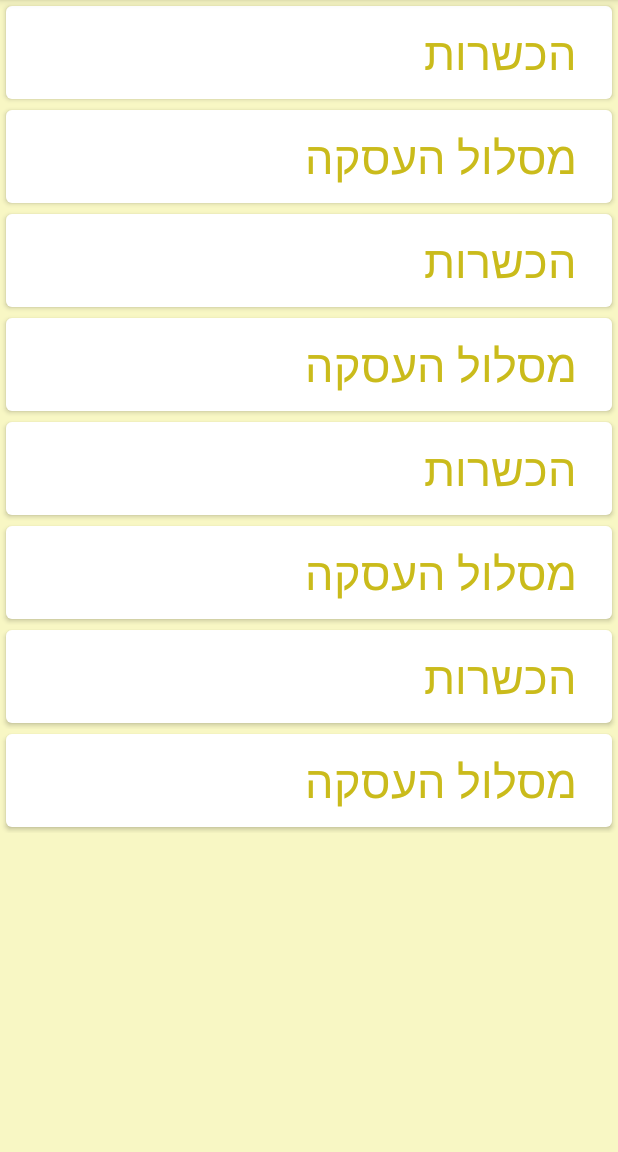
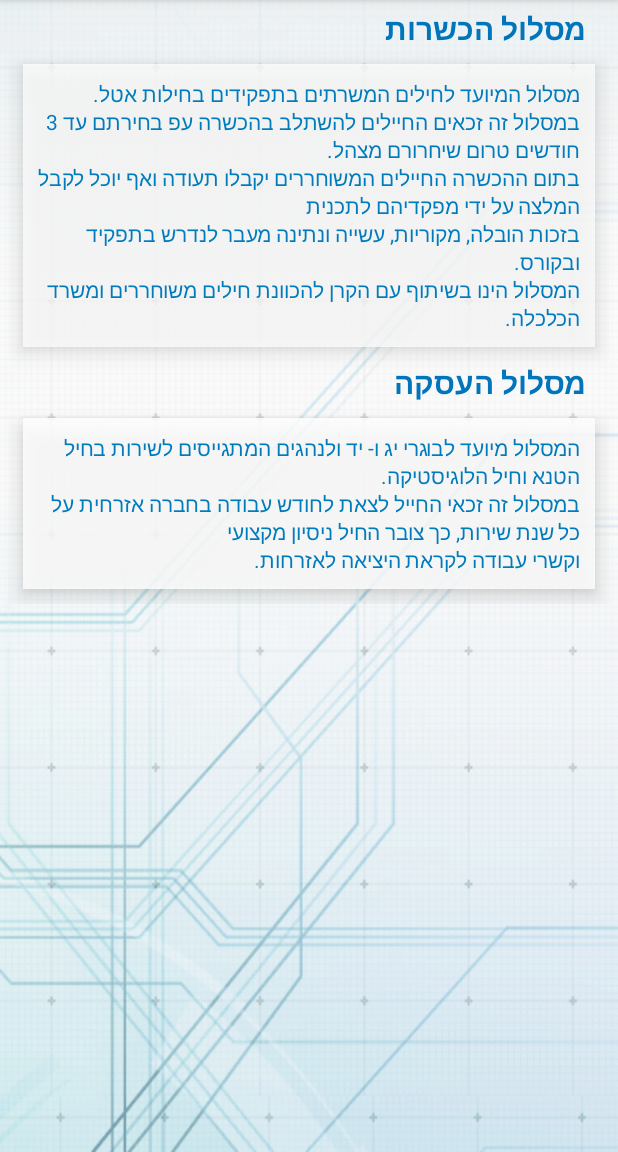
Before and after one commit to Tene-Developer-Unit/TechnologiaAndAhzaka, an Android app: the fragment MiktzoaMaslulimFragment placed in its activity, in the options menu, after a tap on "appinfo", on a phone screen of 412 x 824 dp, the part 84-1236 px from its top. Run offline under Robolectric (Android 15) with nearby library versions, the phone set to English and light mode, and no system bars; our stand-ins replace Firebase (no records; nobody signed in at launch, a user with empty details on screens opened directly), Picasso; pictures from the network do not load.

Commit message:
שינוי מסך המסלולים של מקצוע לחיים למסך מעוצב יותר עם כרטיסים כמו כן הוספת טקסט למען השינוי בstring.xml ושינויים קלים של העיצוב בstyle.xml

```diff
--- a/app/src/main/java/com/ezra/elon/technologiaandahzaka/Fragments/MiktzoaMaslulimFragment.java
+++ b/app/src/main/java/com/ezra/elon/technologiaandahzaka/Fragments/MiktzoaMaslulimFragment.java
@@ -40,81 +40,22 @@ FragmentTransaction ft;
     public View onCreateView(LayoutInflater inflater, ViewGroup container,
                              Bundle savedInstanceState) {
         View rootview;
-        rootview = inflater.inflate(R.layout.listview_fragment, container, false);
-
-        JsontoArrayList();
-        ListView listView = (ListView) rootview.findViewById(R.id.list_view_id);
+        rootview = inflater.inflate(R.layout.miktoa_maslulim, container, false);
 
 
-        String  maslulimName [] = MaslulimNameToStringArray();
 
 
-        listView.setAdapter(new CostumeAddapter(getActivity().getBaseContext(),maslulimName));
 
-
-        listView.setOnItemClickListener(new AdapterView.OnItemClickListener() {
-            @Override
-            public void onItemClick(AdapterView<?> adapterView, View view, int i, long l) {
-                //ft = getActivity().getSupportFragmentManager().beginTransaction();
-                Fragment fragment = new DisplayInfoFragment();//.setArrayList_holder(holderTITArrayList.get(i));
-                Bundle bundle = new Bundle();
-                bundle.putParcelable("holderer",holderTITArrayList.get(i));
-                fragment.setArguments(bundle);
-
-                ft = getActivity().getSupportFragmentManager().beginTransaction();
-
-                ft.replace(R.id.frame_layout,fragment);
-
-                ft.addToBackStack(null);
-
-                ft.commit();
-
-            }
-
-        });
         return  rootview;
 
 
     }
 
-    public void JsontoArrayList()
-    {
-
-
-        try {
-            JSONObject root = new JSONObject(Asistent.loadJSONFromAsset((getActivity().getBaseContext()), "jsonFiles/miktzoa.json"));
-
-                JSONArray maslulim = root.getJSONArray("maslulim");
-                String name;
-                String url;
-                for(int i = 0; i< maslulim.length(); i++)
-                {
-                    JSONObject maslul = maslulim.getJSONObject(i);//get single object
-                    holderTITArrayList.add(new HolderTIT(maslul.getString("name"),maslul.getString("videoUrl"),maslul.getString("textPath")));
-
-                    Log.i("JsonToArryList",maslul.getString("name"));
-                }
-
-        }catch(JSONException e){
-            e.printStackTrace();
-        }
-    }
 
 
 
-    private String[] MaslulimNameToStringArray()
-    {
-        int sizearray = holderTITArrayList.size();
 
-        String [] arr = new String[sizearray];
 
-        for (int i = 0; i< sizearray;i++)
-        {
-            arr[i] = holderTITArrayList.get(i).getMaslulName();
-        }
-
-        return arr;
-    }
 
 
 }
--- /dev/null
+++ b/app/src/main/res/layout/miktoa_maslulim.xml
@@ -0,0 +1,66 @@
+<?xml version="1.0" encoding="utf-8"?>
+<LinearLayout xmlns:android="http://schemas.android.com/apk/res/android"
+    android:orientation="vertical" android:layout_width="match_parent"
+    android:layout_height="match_parent"
+    android:background="@drawable/mikbg"
+    >
+
+    <ScrollView
+        android:layout_width="match_parent"
+        android:layout_height="match_parent">
+        <LinearLayout
+            android:layout_width="match_parent"
+            android:layout_height="match_parent"
+            android:orientation="vertical"
+            android:layout_margin="5dp"
+            >
+    <TextView
+        android:layout_width="wrap_content"
+        android:layout_height="wrap_content"
+        android:text="@string/hacsharot_title_info"
+        android:layout_marginRight="16dp"
+        style="@style/about_us_text_style"
+        android:textColor="#0075bc"
+        />
+
+    <LinearLayout
+        android:layout_width="match_parent"
+        android:layout_height="wrap_content"
+        android:layout_margin="10dp"
+        android:elevation="8dp"
+        android:background="#c0ffffff"
+        >
+
+        <TextView
+
+            android:text="@string/hachshara_info"
+            style="@style/miktzoa_text_style" />
+
+    </LinearLayout>
+
+    <TextView
+        android:layout_width="wrap_content"
+        android:layout_height="wrap_content"
+        android:text="@string/haasaka_title_info"
+        android:layout_marginRight="16dp"
+        style="@style/about_us_text_style"
+        android:textColor="#0075bc"
+        />
+
+    <LinearLayout
+        android:layout_width="match_parent"
+        android:layout_height="wrap_content"
+        android:layout_margin="10dp"
+        android:elevation="8dp"
+        android:background="#d0ffffff"
+        >
+
+        <TextView
+
+            android:text="@string/haasaka_info"
+            style="@style/miktzoa_text_style" />
+
+    </LinearLayout>
+        </LinearLayout>
+    </ScrollView>
+</LinearLayout>
--- a/app/src/main/res/values/strings.xml
+++ b/app/src/main/res/values/strings.xml
@@ -91,5 +91,16 @@
 <string name="hello_blank_fragment" translatable="false">Hello blank fragment</string>
 <string name="whatsneTitle" translatable="false"><u>מה חדש?</u></string>
 <string name="weekly_photo"></string>
+    <string name="hachshara_info">מסלול המיועד לחילים המשרתים בתפקידים בחילות אטל.
+במסלול זה זכאים החיילים להשתלב בהכשרה ע"פ בחירתם עד 3 חודשים טרום שיחרורם מצהל.
+בתום ההכשרה החיילים המשוחררים יקבלו תעודה ואף יוכל לקבל המלצה על ידי מפקדיהם לתכנית
+בזכות הובלה, מקוריות, עשייה ונתינה מעבר לנדרש בתפקיד ובקורס.
+המסלול הינו בשיתוף עם הקרן להכוונת חילים משוחררים ומשרד הכלכלה.</string>
 
-    </resources>
+    <string name="haasaka_info">המסלול מיועד לבוגרי יג ו- יד ולנהגים המתגייסים לשירות בחיל הטנ"א וחיל הלוגיסטיקה.
+במסלול זה זכאי החייל לצאת לחודש עבודה בחברה אזרחית על כל שנת שירות, כך צובר החיל ניסיון מקצועי
+וקשרי עבודה לקראת היציאה לאזרחות.</string>
+    <string name="hacsharot_title_info">מסלול הכשרות</string>
+    <string name="haasaka_title_info">מסלול העסקה</string>
+
+</resources>
--- a/app/src/main/res/values/styles.xml
+++ b/app/src/main/res/values/styles.xml
@@ -38,8 +38,16 @@
         <item name="android:layout_width">wrap_content</item>
         <item name="android:layout_height">wrap_content</item>
         <item name="android:background">@drawable/rect_yellow_background</item>
-        <item name="android:elevation">8dp</item>
+        <item name="android:elevation">20dp</item>
         <item name="android:padding">4dp</item>
+    </style>
+
+    <style name="miktzoa_text_style">
+        <item name="android:layout_width">wrap_content</item>
+        <item name="android:layout_height">wrap_content</item>
+        <item name="android:layout_margin">10dp</item>
+        <item name="android:textColor">#007bbc</item>
+
     </style>
 
 
```
